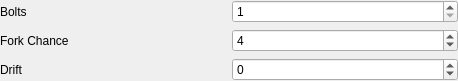
Before: the Qt Designer form src/widget/animation/lightninganimationcontrolwidget.ui in 8bitbuddhist/PixelMaestro-Studio, drawn with Qt 5.
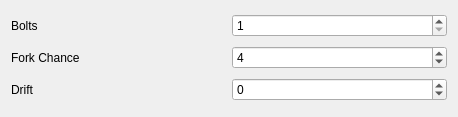
After: the same form once the commit is applied.

What changed in the file:
```diff
--- a/src/widget/animation/lightninganimationcontrolwidget.ui
+++ b/src/widget/animation/lightninganimationcontrolwidget.ui
@@ -7,7 +7,7 @@
     <x>0</x>
     <y>0</y>
     <width>458</width>
-    <height>84</height>
+    <height>117</height>
    </rect>
   </property>
   <property name="sizePolicy">
@@ -26,28 +26,8 @@
    <string>Form</string>
   </property>
   <layout class="QGridLayout" name="gridLayout">
-   <property name="sizeConstraint">
-    <enum>QLayout::SetMaximumSize</enum>
-   </property>
-   <property name="leftMargin">
-    <number>0</number>
-   </property>
-   <property name="topMargin">
-    <number>0</number>
-   </property>
-   <property name="rightMargin">
-    <number>0</number>
-   </property>
-   <property name="bottomMargin">
-    <number>0</number>
-   </property>
-   <item row="0" column="0">
-    <layout class="QGridLayout" name="gridLayout_2">
-     <property name="sizeConstraint">
-      <enum>QLayout::SetMaximumSize</enum>
-     </property>
-     <item row="2" column="1">
-      <widget class="QSpinBox" name="driftSpinBox">
+   <item row="1" column="1">
+    <widget class="QSpinBox" name="forkChanceSpinBox">
        <property name="sizePolicy">
         <sizepolicy hsizetype="Minimum" vsizetype="Fixed">
          <horstretch>0</horstretch>
@@ -55,16 +35,13 @@
         </sizepolicy>
        </property>
        <property name="toolTip">
-        <string>The chance that the bolt will drift down in horizontal mode or left in vertical mode</string>
-       </property>
-       <property name="minimum">
-        <number>-127</number>
+      <string>The likelihood that the bolt will generate off-shoots</string>
        </property>
        <property name="maximum">
-        <number>127</number>
+      <number>255</number>
        </property>
        <property name="value">
-        <number>0</number>
+      <number>4</number>
        </property>
       </widget>
      </item>
@@ -101,33 +78,34 @@
        </property>
       </widget>
      </item>
+   <item row="2" column="1">
+    <widget class="QSpinBox" name="driftSpinBox">
+     <property name="sizePolicy">
+      <sizepolicy hsizetype="Minimum" vsizetype="Fixed">
+       <horstretch>0</horstretch>
+       <verstretch>0</verstretch>
+      </sizepolicy>
+     </property>
+     <property name="toolTip">
+      <string>The chance that the bolt will drift down in horizontal mode or left in vertical mode</string>
+     </property>
+     <property name="minimum">
+      <number>-127</number>
+     </property>
+     <property name="maximum">
+      <number>127</number>
+     </property>
+     <property name="value">
+      <number>0</number>
+     </property>
+    </widget>
+   </item>
      <item row="1" column="0">
       <widget class="QLabel" name="label_2">
        <property name="text">
         <string>Fork Chance</string>
        </property>
       </widget>
-     </item>
-     <item row="1" column="1">
-      <widget class="QSpinBox" name="forkChanceSpinBox">
-       <property name="sizePolicy">
-        <sizepolicy hsizetype="Minimum" vsizetype="Fixed">
-         <horstretch>0</horstretch>
-         <verstretch>0</verstretch>
-        </sizepolicy>
-       </property>
-       <property name="toolTip">
-        <string>The likelihood that the bolt will generate off-shoots</string>
-       </property>
-       <property name="maximum">
-        <number>255</number>
-       </property>
-       <property name="value">
-        <number>4</number>
-       </property>
-      </widget>
-     </item>
-    </layout>
    </item>
   </layout>
  </widget>
```
Lines whose indentation alone changed are shown as unchanged.
